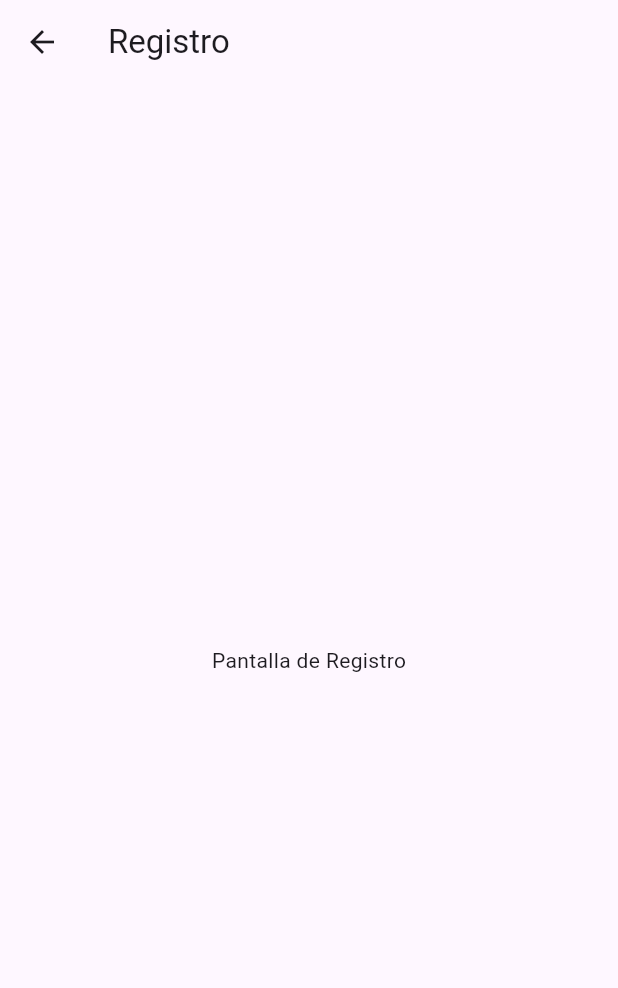
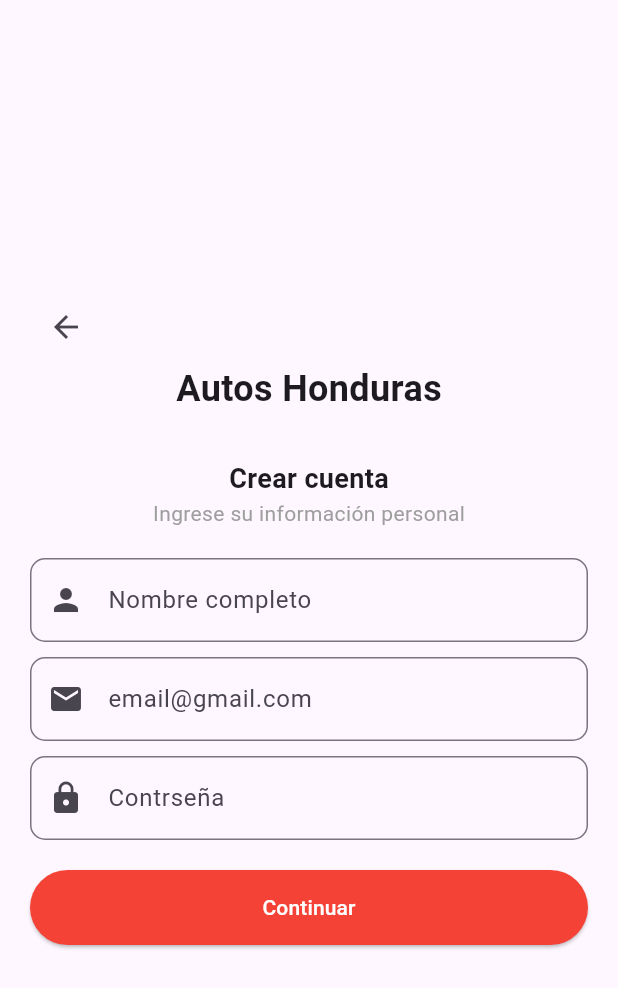
Before and after one commit to solcas0305/Proyecto-Final-PM, a Flutter app: the RegistroScreen screen opened directly, on a phone screen of 412 x 824 dp. Shown: the top 988 px of the screen. Run offline on Flutter 3.47's test engine with Material 3 defaults, Android fonts, the phone set to English and light mode, and no system bars.

Commit message:
Pantalladeregistro

```diff
--- a/lib/view/login.dart
+++ b/lib/view/login.dart
@@ -59,11 +59,11 @@ class _LoginScreenState extends State<LoginScreen> {
                         ),
                         validator: (value) {
                           if (value == null || value.isEmpty) {
-                            return 'Por favor ingresa un correo';
+                            return 'Por favor ingrese un correo';
                           } else if (!RegExp(
                                   r"^[a-zA-Z0-9._%+-]+@[a-zA-Z0-9.-]+\.[a-zA-Z]{2,4}$")
                               .hasMatch(value)) {
-                            return 'Por favor ingresa un correo válido';
+                            return 'Por favor ingrese un correo válido';
                           }
                           return null;
                         },
--- a/lib/view/registro.dart
+++ b/lib/view/registro.dart
@@ -1,14 +1,122 @@
 import 'package:flutter/material.dart';
 import 'home.dart';
 
+class RegistroScreen extends StatefulWidget {
+  @override
+  _RegistroScreenState createState() => _RegistroScreenState();
+}
 
-class RegistroScreen extends StatelessWidget {
+class _RegistroScreenState extends State<RegistroScreen> {
+  final _formKey = GlobalKey<FormState>();
+  final TextEditingController _nombreController = TextEditingController();
+  final TextEditingController _emailController = TextEditingController();
+  final TextEditingController _passwordController = TextEditingController();
+
   @override
   Widget build(BuildContext context) {
     return Scaffold(
-      appBar: AppBar(title: const Text('Registro')),
-      body: Center(
-        child: const Text('Pantalla de Registro'),
+      resizeToAvoidBottomInset: true,
+      body: Padding(
+        padding: const EdgeInsets.symmetric(horizontal: 20),
+        child: Column(
+          mainAxisAlignment: MainAxisAlignment.center,
+          crossAxisAlignment: CrossAxisAlignment.center,
+          children: [
+            Align(
+              alignment: Alignment.topLeft,
+              child: IconButton(
+                icon: Icon(Icons.arrow_back),
+                onPressed: () {
+                  Navigator.pop(context);
+                },
+              ),
+            ),
+            Text(
+              'Autos Honduras',
+              style: TextStyle(fontSize: 24, fontWeight: FontWeight.bold),
+            ),
+            SizedBox(height: 10),
+            //Image.asset('assets/image.png', height: 150),
+            SizedBox(height: 20),
+            Text(
+              'Crear cuenta',
+              style: TextStyle(fontSize: 18, fontWeight: FontWeight.bold),
+            ),
+            Text('Ingrese su información personal',
+                style: TextStyle(fontSize: 14, color: Colors.grey)),
+            SizedBox(height: 20),
+            Form(
+                key: _formKey,
+                child: Column(
+                  children: [
+                    TextFormField(
+                        controller: _nombreController,
+                        keyboardType: TextInputType.visiblePassword,
+                        decoration: InputDecoration(
+                          hintText: "Nombre completo",
+                          border: OutlineInputBorder(
+                            borderRadius: BorderRadius.circular(10),
+                          ),
+                          prefixIcon: Icon(Icons.person),
+                        ),
+                        validator: (value) {
+                          if (value == null || value.isEmpty) {
+                            return 'Ingrese su nombre y su apellido';
+                          }
+                          return null;
+                        })
+                  ],
+                )),
+            const SizedBox(height: 10),
+            TextFormField(
+              controller: _emailController,
+              keyboardType: TextInputType.visiblePassword,
+              decoration: InputDecoration(
+                hintText: 'email@gmail.com',
+                  border: OutlineInputBorder(
+                    borderRadius: BorderRadius.circular(10),
+                  ),
+                  prefixIcon: Icon(Icons.email)),
+              validator: (value) {
+                if (value == null || value.isEmpty) {
+                  return 'Por favor ingrese un correo';
+                } else if (!RegExp(
+                        r"^[a-zA-Z0-9._%+-]+@[a-zA-Z0-9.-]+\.[a-zA-Z]{2,4}$")
+                    .hasMatch(value)) {
+                  return 'Por favor ingrese un correo válido';
+                }
+                return null;
+              },
+            ),
+            const SizedBox(height: 10),
+            TextFormField(
+              controller: _passwordController,
+              keyboardType: TextInputType.visiblePassword,
+              obscureText: true,
+              decoration: InputDecoration(
+                  hintText: 'Contrseña',
+                  border: OutlineInputBorder(
+                    borderRadius: BorderRadius.circular(10),
+                  ),
+                  prefixIcon: Icon(Icons.lock)),
+                  validator: (value){
+                    if (value == null || value.isEmpty){
+                      return 'Este campo no puede estar vacío';
+                    }
+                    return null;
+                  },
+            ),
+            SizedBox(height: 20),
+            ElevatedButton(
+              onPressed: () {},
+              style: ElevatedButton.styleFrom(
+                backgroundColor: Colors.red,
+                minimumSize: Size(double.infinity, 50),
+              ),
+              child: Text('Continuar', style: TextStyle(color: Colors.white)),
+            ),
+          ],
+        ),
       ),
     );
   }
```
Also changed, not shown: pubspec.lock, 125 other files.
